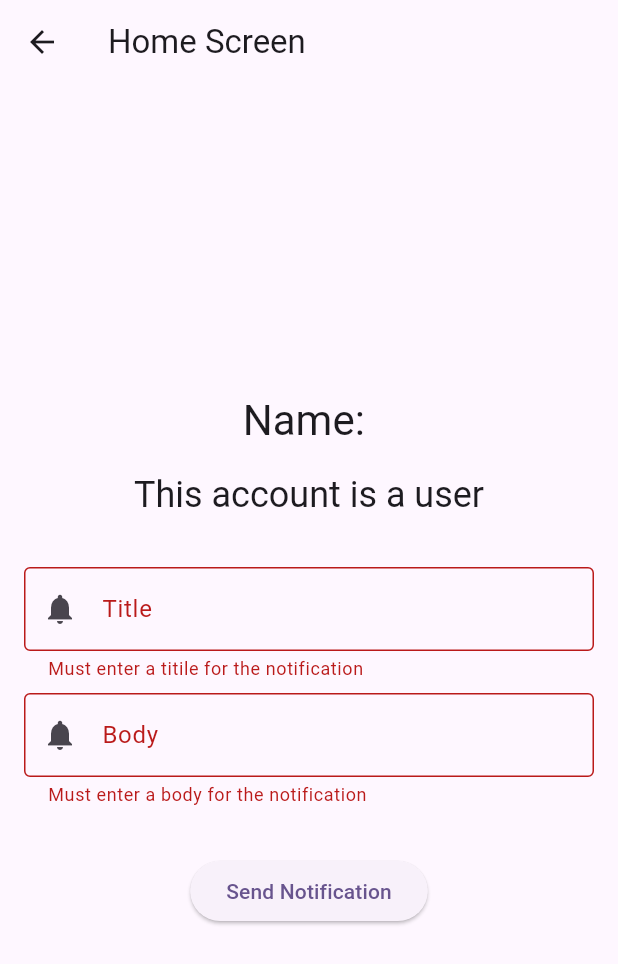
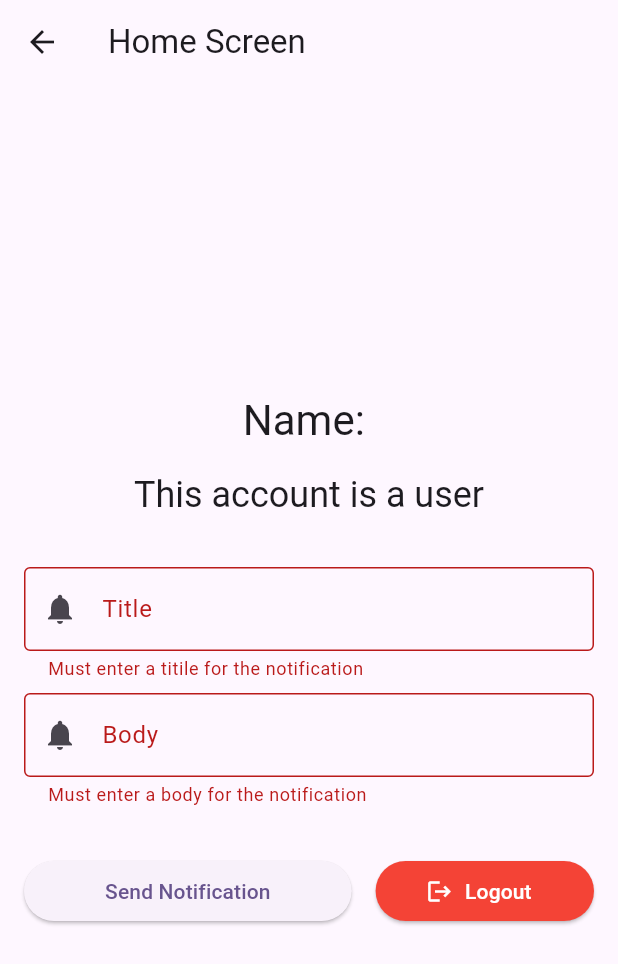
Before and after one commit to KhaledHossameldin/04academy-task-flutter, a Flutter app: the HomeScreen screen opened by its route, after a tap on "Send Notification", on a phone screen of 412 x 824 dp. Shown: the top 964 px of the screen. Run offline on Flutter 3.47's test engine with Material 2 defaults, Android fonts, the phone set to English and light mode, and no system bars; our stand-ins replace bloc, cloud_firestore, firebase_auth, firebase_core, firebase_messaging, flutter_bloc and 1 more; accounts and stored records are empty.

Commit message:
added logout feature

```diff
--- /dev/null
+++ b/lib/cubits/cubit/logout_cubit.dart
@@ -0,0 +1,25 @@
+import 'package:bloc/bloc.dart';
+import 'package:meta/meta.dart';
+
+import '../../data/services/repository.dart';
+
+part 'logout_state.dart';
+
+/// This cubit handles all logout logic only by emitting states which translates
+/// in the UI as loading animation and navigating to LoginScreen when the
+/// request is done
+class LogoutCubit extends Cubit<LogoutState> {
+  LogoutCubit() : super(const LogoutInitial());
+
+  final _repository = Repository.instance;
+
+  Future<void> logout() async {
+    try {
+      emit(const LogoutLoading());
+      await _repository.logout();
+      emit(const LogoutLoaded());
+    } catch (e) {
+      emit(LogoutError('$e'));
+    }
+  }
+}
--- /dev/null
+++ b/lib/cubits/cubit/logout_state.dart
@@ -0,0 +1,23 @@
+part of 'logout_cubit.dart';
+
+@immutable
+sealed class LogoutState {
+  const LogoutState();
+}
+
+final class LogoutInitial extends LogoutState {
+  const LogoutInitial();
+}
+
+final class LogoutLoading extends LogoutState {
+  const LogoutLoading();
+}
+
+final class LogoutLoaded extends LogoutState {
+  const LogoutLoaded();
+}
+
+final class LogoutError extends LogoutState {
+  final String message;
+  const LogoutError(this.message);
+}
--- a/lib/cubits/login/login_cubit.dart
+++ b/lib/cubits/login/login_cubit.dart
@@ -13,12 +13,12 @@ part 'login_state.dart';
 class LoginCubit extends Cubit<LoginState> {
   LoginCubit() : super(const LoginInitial());
 
-  final repository = Repository.instance;
+  final _repository = Repository.instance;
 
   Future<void> login({required String email, required String password}) async {
     try {
       emit(const LoginLoading());
-      await repository.login(email: email, password: password);
+      await _repository.login(email: email, password: password);
       emit(const LoginLoaded());
     } on FirebaseAuthException catch (e) {
       emit(LoginError(e.code.authError));
--- a/lib/cubits/notifications/notifications_cubit.dart
+++ b/lib/cubits/notifications/notifications_cubit.dart
@@ -5,15 +5,18 @@ import '../../data/services/repository.dart';
 
 part 'notifications_state.dart';
 
+/// This cubit handles sending notification logic by emitting states which
+/// translates in the UI as loading animation and reverts everything back to
+/// normal when the request is done
 class NotificationsCubit extends Cubit<NotificationsState> {
   NotificationsCubit() : super(const NotificationsInitial());
 
-  final repository = Repository.instance;
+  final _repository = Repository.instance;
 
   Future<void> send({required String title, required String body}) async {
     try {
       emit(const NotificationsLoading());
-      await repository.sendNotification(title: title, body: body);
+      await _repository.sendNotification(title: title, body: body);
       emit(const NotificationsLoaded());
     } catch (e) {
       emit(NotificationsError('$e'));
--- a/lib/cubits/user_data/user_data_cubit.dart
+++ b/lib/cubits/user_data/user_data_cubit.dart
@@ -6,18 +6,18 @@ import '../../data/services/repository.dart';
 
 part 'user_data_state.dart';
 
-// This cubit handles fetching user data logic only by emitting states which
-// translates in the UI as loading animation and displaying the fetched data in
-// the HomeScreen or any screen needed when the request is done
+/// This cubit handles fetching user data logic only by emitting states which
+/// translates in the UI as loading animation and displaying the fetched data in
+/// the HomeScreen or any screen needed when the request is done
 class UserDataCubit extends Cubit<UserDataState> {
   UserDataCubit() : super(const UserDataInitial());
 
-  final repository = Repository.instance;
+  final _repository = Repository.instance;
 
   Future<void> fetch() async {
     try {
       emit(const UserDataLoading());
-      final data = await repository.getUserData();
+      final data = await _repository.getUserData();
       emit(UserDataLoaded(data));
     } catch (e) {
       emit(UserDataError('$e'));
--- a/lib/data/services/auth.dart
+++ b/lib/data/services/auth.dart
@@ -17,4 +17,6 @@ class AuthenticationService {
     }
     return _auth.currentUser!.uid;
   }
+
+  Future<void> logout() async => await _auth.signOut();
 }
--- a/lib/data/services/notifications.dart
+++ b/lib/data/services/notifications.dart
@@ -29,6 +29,7 @@ class NotificationsService {
     _local.initialize(
       const InitializationSettings(
         android: AndroidInitializationSettings('@mipmap/ic_launcher'),
+        iOS: DarwinInitializationSettings(),
       ),
     );
   }
--- a/lib/data/services/repository.dart
+++ b/lib/data/services/repository.dart
@@ -25,6 +25,8 @@ class Repository {
   Future<void> login({required String email, required String password}) async =>
       await _auth.login(email: email, password: password);
 
+  Future<void> logout() async => await _auth.logout();
+
   // Firestore Services
   Future<UserData> getUserData() async {
     final uid = _auth.getUserUid();
--- a/lib/presentation/app_router.dart
+++ b/lib/presentation/app_router.dart
@@ -2,6 +2,7 @@ import 'package:flutter/material.dart';
 import 'package:flutter_bloc/flutter_bloc.dart';
 
 import '../constants/routes.dart';
+import '../cubits/cubit/logout_cubit.dart';
 import '../cubits/login/login_cubit.dart';
 import '../cubits/notifications/notifications_cubit.dart';
 import '../cubits/user_data/user_data_cubit.dart';
@@ -28,6 +29,7 @@ class AppRouter {
           providers: [
             BlocProvider(create: (context) => UserDataCubit()),
             BlocProvider(create: (context) => NotificationsCubit()),
+            BlocProvider(create: (context) => LogoutCubit()),
           ],
           child: const HomeScreen(),
         ),
--- a/lib/presentation/screens/home.dart
+++ b/lib/presentation/screens/home.dart
@@ -1,6 +1,8 @@
 import 'package:flutter/material.dart';
 import 'package:flutter_bloc/flutter_bloc.dart';
 
+import '../../constants/routes.dart';
+import '../../cubits/cubit/logout_cubit.dart';
 import '../../cubits/notifications/notifications_cubit.dart';
 import '../../cubits/user_data/user_data_cubit.dart';
 import '../../data/enums/user_role.dart';
@@ -18,7 +20,6 @@ class HomeScreen extends StatefulWidget {
 
 class _HomeScreenState extends State<HomeScreen> {
   final _formKey = GlobalKey<FormState>();
-  final _validators = Validators.instance;
 
   final _titleController = TextEditingController();
   final _bodyController = TextEditingController();
@@ -71,14 +72,28 @@ class _HomeScreenState extends State<HomeScreen> {
                     _NotificationForm(
                       formKey: _formKey,
                       titleController: _titleController,
-                      validators: _validators,
                       bodyController: _bodyController,
                     ),
                     32.emptyHeight,
-                    _SendNotificationButton(
-                      formKey: _formKey,
-                      titleController: _titleController,
-                      bodyController: _bodyController,
+                    Padding(
+                      padding: const EdgeInsets.symmetric(horizontal: 16.0),
+                      child: Row(
+                        children: [
+                          Expanded(
+                            flex: 3,
+                            child: _SendNotificationButton(
+                              formKey: _formKey,
+                              titleController: _titleController,
+                              bodyController: _bodyController,
+                            ),
+                          ),
+                          16.emptyWidth,
+                          Expanded(
+                            flex: 2,
+                            child: _LogoutButton(),
+                          ),
+                        ],
+                      ),
                     ),
                   ],
                 ),
@@ -99,32 +114,72 @@ class _HomeScreenState extends State<HomeScreen> {
   }
 }
 
+class _LogoutButton extends StatelessWidget {
+  _LogoutButton();
+
+  final _routes = Routes.instance;
+
+  @override
+  Widget build(BuildContext context) {
+    return BlocConsumer<LogoutCubit, LogoutState>(
+      listener: (context, state) {
+        if (state is LogoutLoaded) {
+          Navigator.pushReplacementNamed(context, _routes.login);
+          return;
+        }
+        if (state is LogoutError) {
+          state.message.showSnackbar(context, isError: true);
+          return;
+        }
+      },
+      builder: (context, state) {
+        return ElevatedButton.icon(
+          style: ElevatedButton.styleFrom(
+            backgroundColor: Colors.red,
+            foregroundColor: Colors.white,
+          ),
+          // This line means it will access the LogoutCubit and the logout
+          // method which will emit LogoutLoading and display a loading
+          // animation and send an HTTP request to Firebase
+          onPressed: () => context.read<LogoutCubit>().logout(),
+          icon: const Icon(Icons.logout),
+          // This line means if the state is loading (aka the request
+          // is still working) display a loading animation otherwise
+          // display the normal text (Logout)
+          label: state is LogoutLoading
+              ? const CircularProgressIndicator.adaptive(
+                  backgroundColor: Colors.white,
+                )
+              : const Text('Logout'),
+        );
+      },
+    );
+  }
+}
+
 class _NotificationForm extends StatelessWidget {
-  const _NotificationForm({
-    required GlobalKey<FormState> formKey,
-    required TextEditingController titleController,
-    required Validators validators,
-    required TextEditingController bodyController,
-  })  : _formKey = formKey,
-        _titleController = titleController,
-        _validators = validators,
-        _bodyController = bodyController;
+  _NotificationForm({
+    required this.formKey,
+    required this.titleController,
+    required this.bodyController,
+  });
 
-  final GlobalKey<FormState> _formKey;
-  final TextEditingController _titleController;
-  final Validators _validators;
-  final TextEditingController _bodyController;
+  final GlobalKey<FormState> formKey;
+  final TextEditingController titleController;
+  final TextEditingController bodyController;
+
+  final _validators = Validators.instance;
 
   @override
   Widget build(BuildContext context) {
     return Form(
-      key: _formKey,
+      key: formKey,
       child: Padding(
         padding: const EdgeInsets.symmetric(horizontal: 16.0),
         child: Column(
           children: [
             TextFormField(
-              controller: _titleController,
+              controller: titleController,
               validator: _validators.notificationTitle,
               decoration: const InputDecoration(
                 labelText: 'Title',
@@ -133,7 +188,7 @@ class _NotificationForm extends StatelessWidget {
             ),
             8.emptyHeight,
             TextFormField(
-              controller: _bodyController,
+              controller: bodyController,
               validator: _validators.notificationBody,
               decoration: const InputDecoration(
                 labelText: 'Body',
@@ -149,16 +204,14 @@ class _NotificationForm extends StatelessWidget {
 
 class _SendNotificationButton extends StatelessWidget {
   const _SendNotificationButton({
-    required GlobalKey<FormState> formKey,
-    required TextEditingController titleController,
-    required TextEditingController bodyController,
-  })  : _formKey = formKey,
-        _titleController = titleController,
-        _bodyController = bodyController;
+    required this.formKey,
+    required this.titleController,
+    required this.bodyController,
+  });
 
-  final GlobalKey<FormState> _formKey;
-  final TextEditingController _titleController;
-  final TextEditingController _bodyController;
+  final GlobalKey<FormState> formKey;
+  final TextEditingController titleController;
+  final TextEditingController bodyController;
 
   @override
   Widget build(BuildContext context) {
@@ -172,14 +225,21 @@ class _SendNotificationButton extends StatelessWidget {
         return ElevatedButton(
           onPressed: () {
             if (state is NotificationsLoading) return;
-            final isValid = _formKey.currentState?.validate() ?? false;
+            final isValid = formKey.currentState?.validate() ?? false;
             if (isValid) {
+              // This line means it will access the NotificationsCubit and call
+              // the send method which will emit NotificationsLoading and
+              // display a loading animation and send an HTTP request to
+              // Firebase
               context.read<NotificationsCubit>().send(
-                    title: _titleController.text,
-                    body: _bodyController.text,
+                    title: titleController.text,
+                    body: bodyController.text,
                   );
             }
           },
+          // This line means if the state is loading (aka the request is still
+          // working) display a loading animation otherwise display the normal
+          // text (Send Notification)
           child: state is NotificationsLoading
               ? const CircularProgressIndicator.adaptive()
               : const Text('Send Notification'),
--- a/lib/presentation/screens/login.dart
+++ b/lib/presentation/screens/login.dart
@@ -176,7 +176,7 @@ class _LoginButton extends StatelessWidget {
           },
           // This line means if the state is loading (aka the request
           // is still working) display a loading animation otherwise
-          // display teh normal text (Login)
+          // display the normal text (Login)
           child: state is LoginLoading
               ? const CircularProgressIndicator.adaptive()
               : const Text('Login'),
--- a/lib/utilities/extensions.dart
+++ b/lib/utilities/extensions.dart
@@ -10,6 +10,7 @@ extension NullableStringExtension on String? {
 
 extension NumExtension on num {
   SizedBox get emptyHeight => SizedBox(height: toDouble());
+  SizedBox get emptyWidth => SizedBox(width: toDouble());
 }
 
 extension StringExtension on String {
```
Also changed, not shown: 3 other files.
